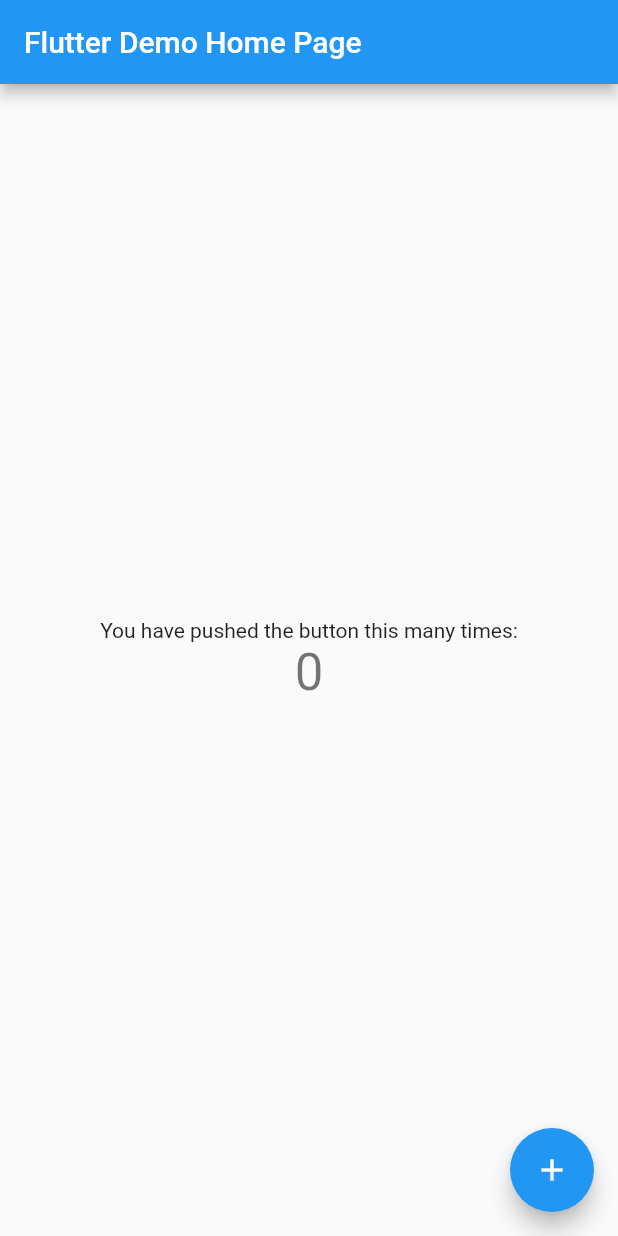
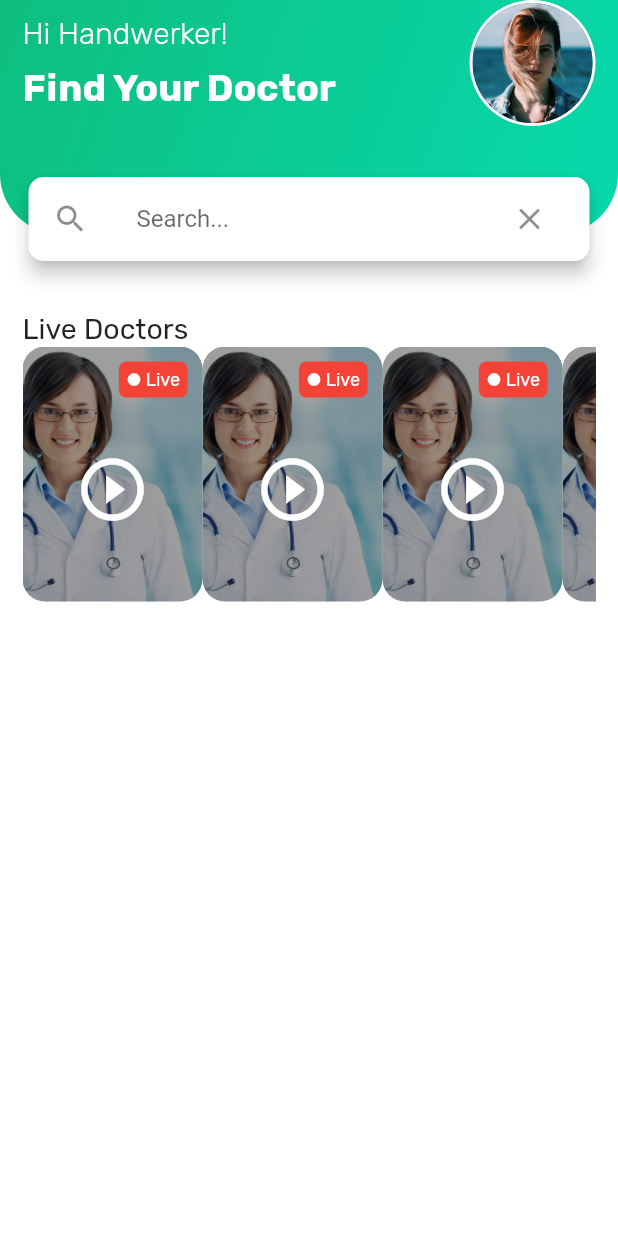
Before and after one commit to syafrialzulmi/flutter_find_your_doctor, a Flutter app: the screen it shows after launch, on a phone screen of 412 x 824 dp. Run offline on Flutter 3.47's test engine with Material 2 defaults, Android fonts, the phone set to English and light mode, and no system bars.

Commit message:
header and live doctor

```diff
--- a/lib/main.dart
+++ b/lib/main.dart
@@ -1,115 +1,171 @@
 import 'package:flutter/material.dart';
+import 'package:flutter/services.dart';
+import '../widgets/live_doctor_item.dart';
 
 void main() {
+  WidgetsFlutterBinding.ensureInitialized();
+  SystemChrome.setPreferredOrientations([DeviceOrientation.portraitUp]);
   runApp(const MyApp());
 }
 
 class MyApp extends StatelessWidget {
   const MyApp({Key? key}) : super(key: key);
 
-  // This widget is the root of your application.
   @override
   Widget build(BuildContext context) {
     return MaterialApp(
-      title: 'Flutter Demo',
+      title: "Find your Doctor",
+      debugShowCheckedModeBanner: false,
+      home: MyHome(),
       theme: ThemeData(
-        // This is the theme of your application.
-        //
-        // Try running your application with "flutter run". You'll see the
-        // application has a blue toolbar. Then, without quitting the app, try
-        // changing the primarySwatch below to Colors.green and then invoke
-        // "hot reload" (press "r" in the console where you ran "flutter run",
-        // or simply save your changes to "hot reload" in a Flutter IDE).
-        // Notice that the counter didn't reset back to zero; the application
-        // is not restarted.
-        primarySwatch: Colors.blue,
+        scaffoldBackgroundColor: Colors.white,
       ),
-      home: const MyHomePage(title: 'Flutter Demo Home Page'),
     );
   }
 }
 
-class MyHomePage extends StatefulWidget {
-  const MyHomePage({Key? key, required this.title}) : super(key: key);
-
-  // This widget is the home page of your application. It is stateful, meaning
-  // that it has a State object (defined below) that contains fields that affect
-  // how it looks.
-
-  // This class is the configuration for the state. It holds the values (in this
-  // case the title) provided by the parent (in this case the App widget) and
-  // used by the build method of the State. Fields in a Widget subclass are
-  // always marked "final".
-
-  final String title;
-
-  @override
-  State<MyHomePage> createState() => _MyHomePageState();
-}
-
-class _MyHomePageState extends State<MyHomePage> {
-  int _counter = 0;
-
-  void _incrementCounter() {
-    setState(() {
-      // This call to setState tells the Flutter framework that something has
-      // changed in this State, which causes it to rerun the build method below
-      // so that the display can reflect the updated values. If we changed
-      // _counter without calling setState(), then the build method would not be
-      // called again, and so nothing would appear to happen.
-      _counter++;
-    });
-  }
+class MyHome extends StatelessWidget {
+  const MyHome({Key? key}) : super(key: key);
 
   @override
   Widget build(BuildContext context) {
-    // This method is rerun every time setState is called, for instance as done
-    // by the _incrementCounter method above.
-    //
-    // The Flutter framework has been optimized to make rerunning build methods
-    // fast, so that you can just rebuild anything that needs updating rather
-    // than having to individually change instances of widgets.
     return Scaffold(
-      appBar: AppBar(
-        // Here we take the value from the MyHomePage object that was created by
-        // the App.build method, and use it to set our appbar title.
-        title: Text(widget.title),
-      ),
-      body: Center(
-        // Center is a layout widget. It takes a single child and positions it
-        // in the middle of the parent.
-        child: Column(
-          // Column is also a layout widget. It takes a list of children and
-          // arranges them vertically. By default, it sizes itself to fit its
-          // children horizontally, and tries to be as tall as its parent.
-          //
-          // Invoke "debug painting" (press "p" in the console, choose the
-          // "Toggle Debug Paint" action from the Flutter Inspector in Android
-          // Studio, or the "Toggle Debug Paint" command in Visual Studio Code)
-          // to see the wireframe for each widget.
-          //
-          // Column has various properties to control how it sizes itself and
-          // how it positions its children. Here we use mainAxisAlignment to
-          // center the children vertically; the main axis here is the vertical
-          // axis because Columns are vertical (the cross axis would be
-          // horizontal).
-          mainAxisAlignment: MainAxisAlignment.center,
+      body: SingleChildScrollView(
+        child: Stack(
           children: <Widget>[
-            const Text(
-              'You have pushed the button this many times:',
+            Container(
+              height: MediaQuery.of(context).padding.top + 156,
+              width: MediaQuery.of(context).size.width,
+              decoration: BoxDecoration(
+                gradient: LinearGradient(
+                    begin: Alignment.topLeft,
+                    end: Alignment.bottomRight,
+                    colors: [Color(0xff0EBE7E), Color(0xff07D9AD)]),
+                color: Colors.amber,
+                borderRadius: BorderRadius.only(
+                  bottomLeft: Radius.circular(40),
+                  bottomRight: Radius.circular(40),
+                ),
+              ),
             ),
-            Text(
-              '$_counter',
-              style: Theme.of(context).textTheme.headline4,
-            ),
+            Container(
+              padding: EdgeInsets.symmetric(
+                horizontal: 15,
+              ),
+              child: Column(
+                children: <Widget>[
+                  SizedBox(
+                    height: MediaQuery.of(context).padding.top,
+                  ),
+                  Row(
+                    mainAxisAlignment: MainAxisAlignment.spaceBetween,
+                    children: <Widget>[
+                      Column(
+                        crossAxisAlignment: CrossAxisAlignment.start,
+                        children: <Widget>[
+                          Text(
+                            'Hi Handwerker!',
+                            style: TextStyle(
+                              fontFamily: 'Rubik',
+                              color: Colors.white,
+                              fontSize: 20,
+                              fontWeight: FontWeight.w300,
+                            ),
+                          ),
+                          SizedBox(
+                            height: 10,
+                          ),
+                          Text(
+                            'Find Your Doctor',
+                            style: TextStyle(
+                              fontFamily: 'Rubik',
+                              color: Colors.white,
+                              fontSize: 25,
+                              fontWeight: FontWeight.w700,
+                            ),
+                          )
+                        ],
+                      ),
+                      CircleAvatar(
+                        radius: 42,
+                        backgroundColor: Colors.white,
+                        child: CircleAvatar(
+                          radius: 40,
+                          backgroundImage:
+                              AssetImage('assets/images/image_profile.jpg'),
+                        ),
+                      ),
+                    ],
+                  ),
+                  SizedBox(
+                    height: 30,
+                  ),
+                  Card(
+                    elevation: 5,
+                    shape: RoundedRectangleBorder(
+                        borderRadius: BorderRadius.circular(10)),
+                    child: ListTile(
+                      leading: Icon(Icons.search),
+                      title: TextField(
+                        decoration: InputDecoration(
+                          hintText: 'Search...',
+                          border: InputBorder.none,
+                        ),
+                      ),
+                      trailing: IconButton(
+                        onPressed: () {},
+                        icon: Icon(Icons.close),
+                      ),
+                    ),
+                  ),
+                  Container(
+                    padding: EdgeInsets.only(top: 30),
+                    width: MediaQuery.of(context).size.width,
+                    child: Column(
+                      crossAxisAlignment: CrossAxisAlignment.start,
+                      children: <Widget>[
+                        Text(
+                          'Live Doctors',
+                          style: TextStyle(
+                            fontFamily: 'Rubik',
+                            fontSize: 19,
+                            fontWeight: FontWeight.w500,
+                          ),
+                        ),
+                        // ListView(
+                        //   scrollDirection: Axis.horizontal,
+                        //   children: <Widget>[
+                        Container(
+                          height: 170,
+                          child: ListView(
+                            scrollDirection: Axis.horizontal,
+                            children: [
+                              LiveDoctorItem(),
+                              LiveDoctorItem(),
+                              LiveDoctorItem(),
+                              LiveDoctorItem(),
+                            ],
+                          ),
+                        )
+
+                        //   LiveDoctorItem(),
+                        // ],
+                        // )
+                        // ListView.builder(
+                        //   itemBuilder: (context, index) {
+                        //     return liveDoctorItem();
+                        //   },
+                        //   itemCount: 5,
+                        // )
+                      ],
+                    ),
+                  ),
+                ],
+              ),
+            )
           ],
         ),
       ),
-      floatingActionButton: FloatingActionButton(
-        onPressed: _incrementCounter,
-        tooltip: 'Increment',
-        child: const Icon(Icons.add),
-      ), // This trailing comma makes auto-formatting nicer for build methods.
     );
   }
 }
--- /dev/null
+++ b/lib/widgets/live_doctor_item.dart
@@ -0,0 +1,81 @@
+import 'package:flutter/material.dart';
+
+class LiveDoctorItem extends StatelessWidget {
+  @override
+  Widget build(BuildContext context) {
+    return GestureDetector(
+      onTap: () {},
+      child: Container(
+        // height: 170,
+        width: 120,
+        decoration: BoxDecoration(
+          borderRadius: BorderRadius.all(
+            Radius.circular(15),
+          ),
+        ),
+        child: Stack(
+          children: <Widget>[
+            Container(
+              // height: 170,
+              width: 120,
+              decoration: BoxDecoration(
+                image: DecorationImage(
+                    image: AssetImage('assets/images/image_live_doctor_1.jpg'),
+                    fit: BoxFit.cover),
+                borderRadius: BorderRadius.all(
+                  Radius.circular(15),
+                ),
+              ),
+            ),
+            Container(
+              decoration: BoxDecoration(
+                color: Colors.black38,
+                borderRadius: BorderRadius.all(
+                  Radius.circular(15),
+                ),
+              ),
+            ),
+            Positioned(
+              top: 70,
+              right: 35,
+              child: Icon(
+                Icons.play_circle_outline,
+                color: Colors.white,
+                size: 50,
+              ),
+            ),
+            Positioned(
+              top: 10,
+              right: 10,
+              child: Container(
+                padding: EdgeInsets.all(5),
+                decoration: BoxDecoration(
+                  color: Colors.red,
+                  borderRadius: BorderRadius.all(
+                    Radius.circular(5),
+                  ),
+                ),
+                child: Row(
+                  children: [
+                    Icon(
+                      Icons.circle,
+                      size: 10,
+                      color: Colors.white,
+                    ),
+                    Text(
+                      ' Live',
+                      style: TextStyle(
+                          fontFamily: 'Rubik',
+                          fontSize: 12,
+                          color: Colors.white),
+                    ),
+                  ],
+                ),
+              ),
+            ),
+          ],
+        ),
+      ),
+    );
+  }
+}
```
Also changed, not shown: pubspec.yaml (+11 -7 lines), assets/fonts/Rubik-Bold.ttf (added), assets/fonts/Rubik-Light.ttf (added), assets/fonts/Rubik-Regular.ttf (added), assets/icons/icon_1.svg (added), assets/icons/icon_2.svg (added), assets/icons/icon_3.svg (added), assets/icons/icon_4.svg (added), assets/images/image_live_doctor_1.jpg (added), assets/images/image_popular_1.jpg (added), assets/images/image_popular_2.jpg (added), assets/images/image_profile.jpg (added).
